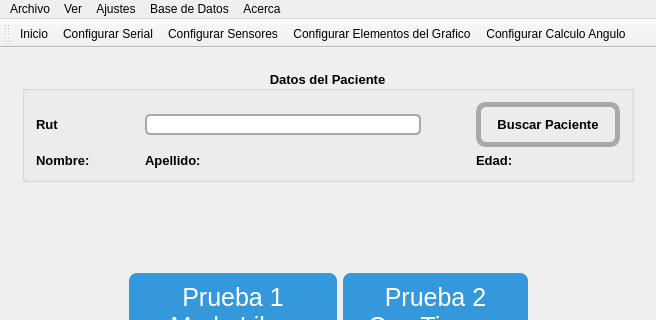
Before: the Qt Designer form mainwindow.ui in hectorda/Bio-Feedback, drawn with Qt 5; both pictures show x 0 to 656 and y 0 to 320 of the 656 by 650 pixel window.
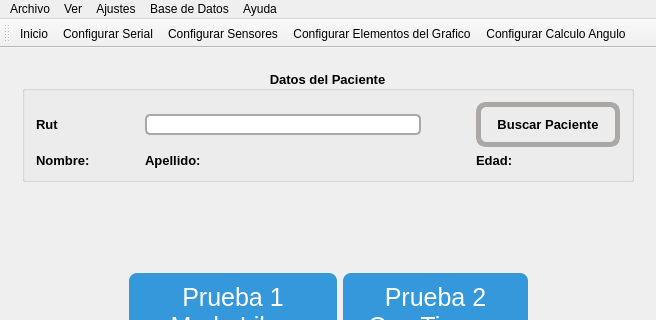
After: the same form once the commit is applied. Icons and pictures are not drawn. Custom widgets are drawn as their Qt base class.

Commit message: Edicion Botones SQL y Agregado Acerca de

Patch:
```diff
--- a/mainwindow.ui
+++ b/mainwindow.ui
@@ -1815,7 +1815,7 @@
    </widget>
    <widget class="QMenu" name="menuAcerca_de">
     <property name="title">
-     <string>Acerca</string>
+     <string>Ayuda</string>
     </property>
     <addaction name="actionQT"/>
    </widget>
```
Left out of the diff: 14 changed lines with no effect on the pictures. The commit also changes 14 other files.
